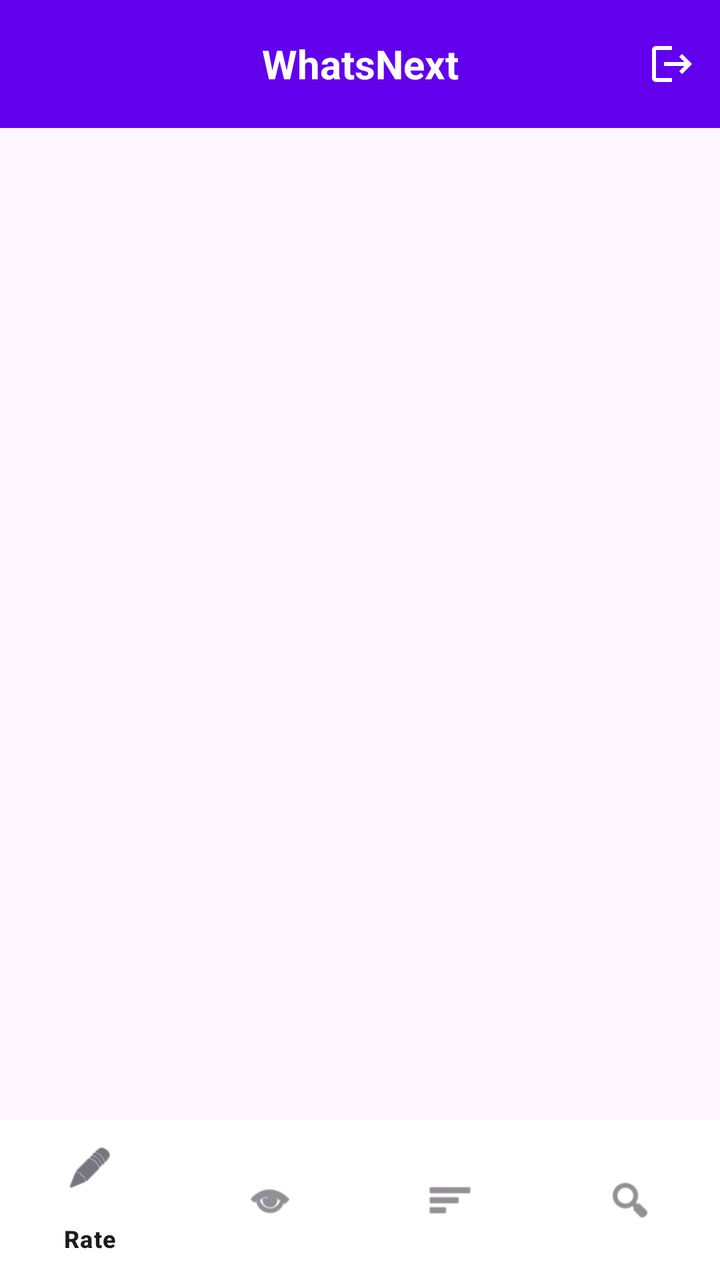
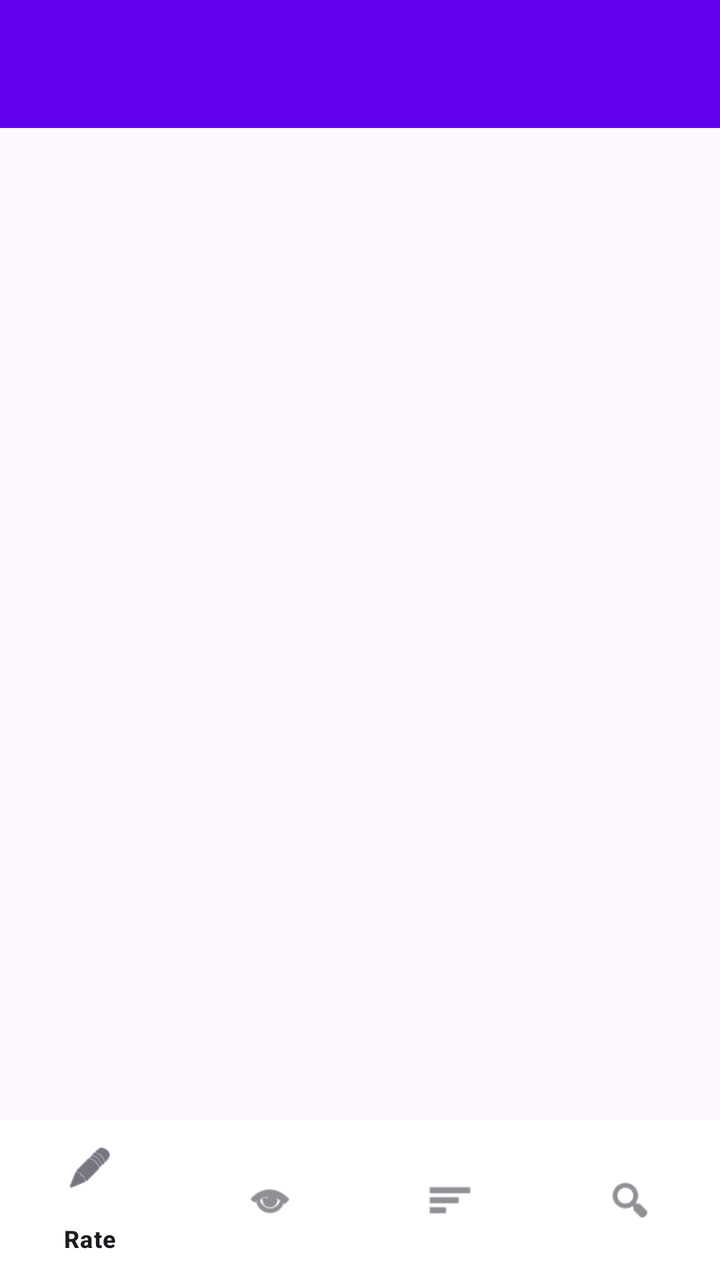

The first picture is an Android layout as it rendered before a commit; the second is the same layout after the commit. The layout source and the unified diff follow.
<!-- AndroidManifest.xml: application theme Theme.AnimeRecsClient -->
<!-- res/layout/activity_main.xml -->
<?xml version="1.0" encoding="utf-8"?>
<androidx.constraintlayout.widget.ConstraintLayout
    xmlns:android="http://schemas.android.com/apk/res/android"
    xmlns:app="http://schemas.android.com/apk/res-auto"
    android:layout_width="match_parent"
    android:layout_height="match_parent">

    <androidx.appcompat.widget.Toolbar
        android:id="@+id/toolbar"
        android:layout_width="match_parent"
        android:layout_height="?attr/actionBarSize"
        android:background="#6200EE"
        app:layout_constraintTop_toTopOf="parent">

        <TextView
            android:layout_width="wrap_content"
            android:layout_height="wrap_content"
            android:text="WhatsNext"
            android:textColor="#FFFFFF"
            android:textSize="20sp"
            android:textStyle="bold"
            android:layout_gravity="center" />

        <ImageButton
            android:id="@+id/btnLogout"
            android:layout_width="48dp"
            android:layout_height="48dp"
            android:src="@drawable/baseline_logout_24"
            android:background="?attr/selectableItemBackgroundBorderless"
            app:tint="#FFFFFF"
            android:layout_gravity="end"
            android:contentDescription="Logout" />

    </androidx.appcompat.widget.Toolbar>

    <FrameLayout
        android:id="@+id/fragment_container"
        android:layout_width="match_parent"
        android:layout_height="0dp"
        app:layout_constraintBottom_toTopOf="@id/bottom_navigation"
        app:layout_constraintTop_toBottomOf="@id/toolbar" />

    <com.google.android.material.bottomnavigation.BottomNavigationView
        android:id="@+id/bottom_navigation"
        android:layout_width="match_parent"
        android:layout_height="wrap_content"
        android:background="#FFFFFF"
        app:menu="@menu/bottom_nav_menu"
        app:layout_constraintBottom_toBottomOf="parent" />

</androidx.constraintlayout.widget.ConstraintLayout>
<!-- resources referenced by this layout -->
<resources>
  <!-- drawable baseline_logout_24 (drawable) -->
  <vector xmlns:android="http://schemas.android.com/apk/res/android" android:autoMirrored="true" android:height="24dp" android:tint="#000000" android:viewportHeight="24" android:viewportWidth="24" android:width="24dp">
        
      <path android:fillColor="@android:color/white" android:pathData="M17,7l-1.41,1.41L18.17,11H8v2h10.17l-2.58,2.58L17,17l5,-5zM4,5h8V3H4c-1.1,0 -2,0.9 -2,2v14c0,1.1 0.9,2 2,2h8v-2H4V5z"/>
      
  </vector>
  <style name="Theme.AnimeRecsClient" parent="Base.Theme.AnimeRecsClient" />
  <style name="Base.Theme.AnimeRecsClient" parent="Theme.Material3.DayNight.NoActionBar">
          
          
      </style>
</resources>

<!-- the commit's change to res/layout/activity_main.xml (unified diff, before → after) -->
@@ -10,28 +10,10 @@
         android:layout_width="match_parent"
         android:layout_height="?attr/actionBarSize"
         android:background="#6200EE"
-        app:layout_constraintTop_toTopOf="parent">
-
-        <TextView
-            android:layout_width="wrap_content"
-            android:layout_height="wrap_content"
-            android:text="WhatsNext"
-            android:textColor="#FFFFFF"
-            android:textSize="20sp"
-            android:textStyle="bold"
-            android:layout_gravity="center" />
-
-        <ImageButton
-            android:id="@+id/btnLogout"
-            android:layout_width="48dp"
-            android:layout_height="48dp"
-            android:src="@drawable/baseline_logout_24"
-            android:background="?attr/selectableItemBackgroundBorderless"
-            app:tint="#FFFFFF"
-            android:layout_gravity="end"
-            android:contentDescription="Logout" />
-
-    </androidx.appcompat.widget.Toolbar>
+        android:elevation="4dp"
+        android:theme="@style/ThemeOverlay.AppCompat.Dark.ActionBar"
+        app:popupTheme="@style/ThemeOverlay.AppCompat.Light"
+        app:layout_constraintTop_toTopOf="parent" />
 
     <FrameLayout
         android:id="@+id/fragment_container"
<!-- resource entries referenced after the edit -->
@@ -1,11 +1,5 @@
 <!-- resources referenced by this layout -->
 <resources>
-  <!-- drawable baseline_logout_24 (drawable) -->
-  <vector xmlns:android="http://schemas.android.com/apk/res/android" android:autoMirrored="true" android:height="24dp" android:tint="#000000" android:viewportHeight="24" android:viewportWidth="24" android:width="24dp">
-        
-      <path android:fillColor="@android:color/white" android:pathData="M17,7l-1.41,1.41L18.17,11H8v2h10.17l-2.58,2.58L17,17l5,-5zM4,5h8V3H4c-1.1,0 -2,0.9 -2,2v14c0,1.1 0.9,2 2,2h8v-2H4V5z"/>
-      
-  </vector>
   <style name="Theme.AnimeRecsClient" parent="Base.Theme.AnimeRecsClient" />
   <style name="Base.Theme.AnimeRecsClient" parent="Theme.Material3.DayNight.NoActionBar">
           
